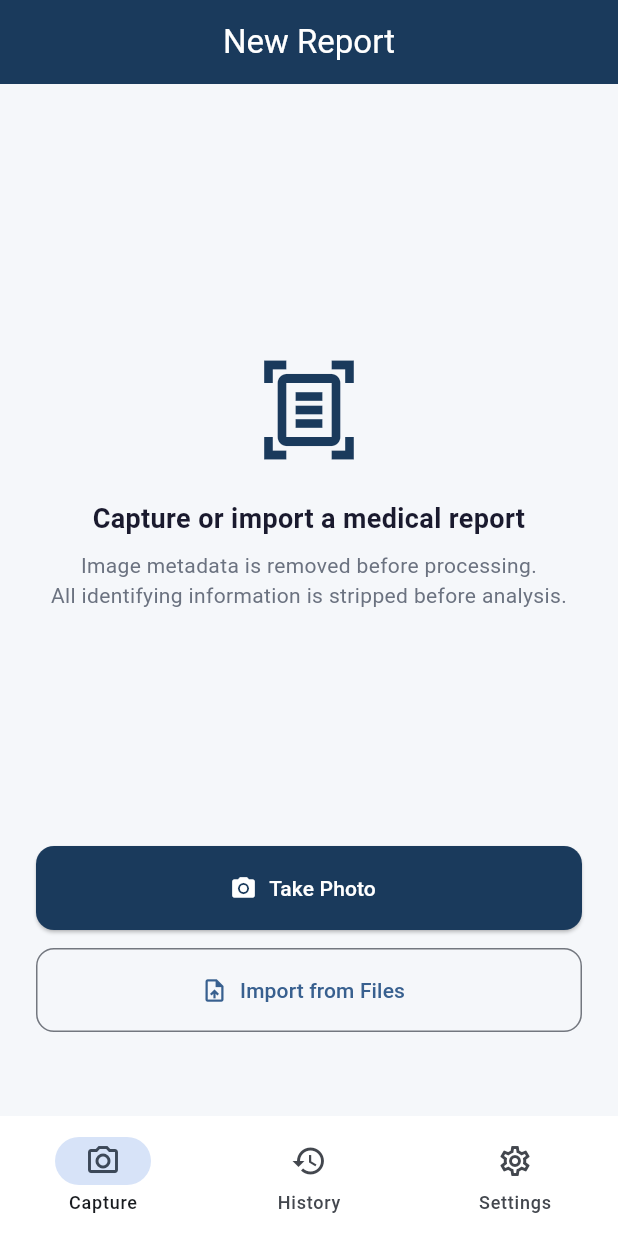
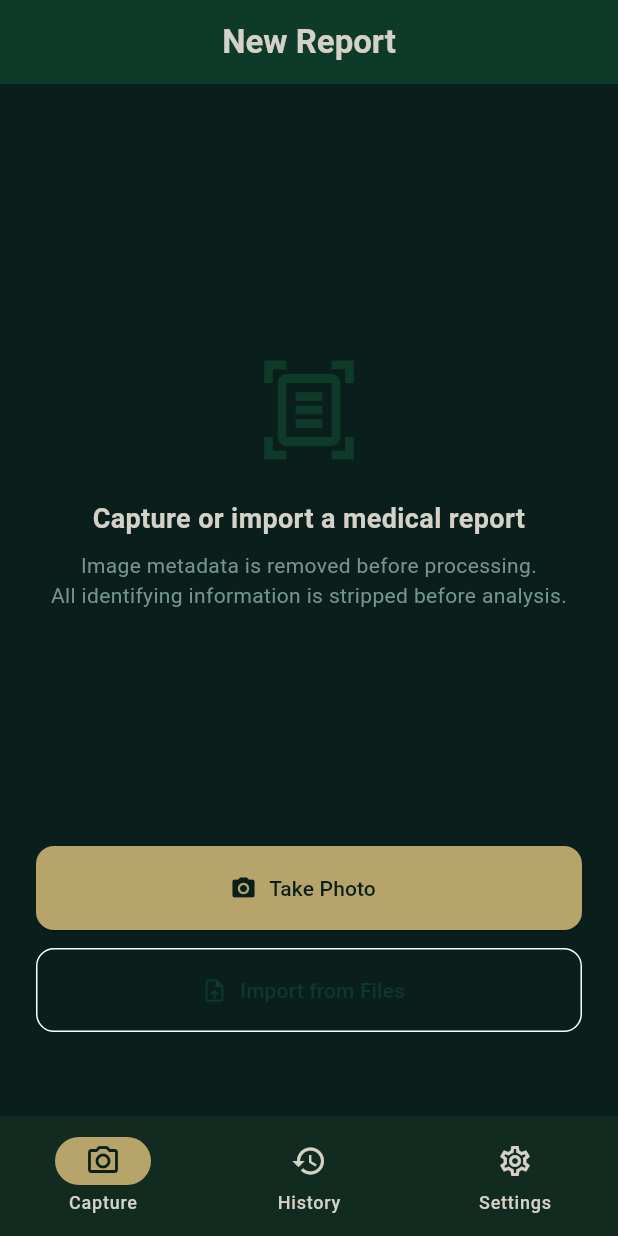
Before and after one commit to renthemighty/resolara, a Flutter app: the CaptureScreen screen opened by its route, on a phone screen of 412 x 824 dp. Run offline on Flutter 3.47's test engine with Material 3 defaults, Android fonts, the phone set to English and light mode, and no system bars; our stand-ins replace dio, file_picker, flutter_riverpod, flutter_secure_storage, go_router, image_picker; accounts and stored records are empty.

Commit message:
Update theme to dark palette — deep emerald, forest teal, antique gold

```diff
--- a/lib/app/theme/app_theme.dart
+++ b/lib/app/theme/app_theme.dart
@@ -3,34 +3,42 @@ import 'package:flutter/material.dart';
 class AppTheme {
   AppTheme._();
 
-  static const Color primary = Color(0xFF1A3A5C);
-  static const Color primaryLight = Color(0xFF2A5480);
-  static const Color accent = Color(0xFF4A90D9);
-  static const Color background = Color(0xFFF5F7FA);
-  static const Color surface = Color(0xFFFFFFFF);
-  static const Color error = Color(0xFFD32F2F);
-  static const Color textPrimary = Color(0xFF1A1A2E);
-  static const Color textSecondary = Color(0xFF6B7280);
+  // Resolara brand palette
+  static const Color primary = Color(0xFF0E3A29);        // Deep Emerald
+  static const Color background = Color(0xFF0A1F1C);     // Deep Forest Teal
+  static const Color secondary = Color(0xFF73978C);      // Muted Sage
+  static const Color textPrimary = Color(0xFFD4D1C7);    // Warm Stone
+  static const Color accent = Color(0xFFB7A46B);         // Antique Gold
 
-  static ThemeData get light => ThemeData(
+  // Derived / utility
+  static const Color surface = Color(0xFF122B21);        // slightly lighter than background
+  static const Color error = Color(0xFFCF6679);          // warm error, fits dark palette
+  static const Color textSecondary = Color(0xFF73978C);  // Muted Sage
+
+  static ThemeData get dark => ThemeData(
         useMaterial3: true,
-        colorScheme: ColorScheme.fromSeed(
-          seedColor: primary,
-          brightness: Brightness.light,
+        brightness: Brightness.dark,
+        colorScheme: ColorScheme.dark(
+          primary: primary,
+          secondary: accent,
           surface: surface,
           error: error,
+          onPrimary: textPrimary,
+          onSecondary: background,
+          onSurface: textPrimary,
+          onError: textPrimary,
         ),
         scaffoldBackgroundColor: background,
         appBarTheme: const AppBarTheme(
           backgroundColor: primary,
-          foregroundColor: Colors.white,
+          foregroundColor: textPrimary,
           elevation: 0,
           centerTitle: true,
         ),
         elevatedButtonTheme: ElevatedButtonThemeData(
           style: ElevatedButton.styleFrom(
-            backgroundColor: primary,
-            foregroundColor: Colors.white,
+            backgroundColor: accent,
+            foregroundColor: background,
             minimumSize: const Size(double.infinity, 56),
             shape: RoundedRectangleBorder(
               borderRadius: BorderRadius.circular(12),
@@ -38,15 +46,33 @@ class AppTheme {
           ),
         ),
         inputDecorationTheme: InputDecorationTheme(
-          border: OutlineInputBorder(borderRadius: BorderRadius.circular(12)),
-          contentPadding:
-              const EdgeInsets.symmetric(horizontal: 16, vertical: 16),
+          filled: true,
+          fillColor: surface,
+          border: OutlineInputBorder(
+            borderRadius: BorderRadius.circular(12),
+            borderSide: const BorderSide(color: secondary),
+          ),
+          enabledBorder: OutlineInputBorder(
+            borderRadius: BorderRadius.circular(12),
+            borderSide: const BorderSide(color: secondary),
+          ),
+          labelStyle: const TextStyle(color: textSecondary),
+          contentPadding: const EdgeInsets.symmetric(horizontal: 16, vertical: 16),
         ),
         cardTheme: CardThemeData(
-          elevation: 2,
+          color: surface,
+          elevation: 0,
           shape: RoundedRectangleBorder(
             borderRadius: BorderRadius.circular(16),
+            side: const BorderSide(color: secondary, width: 0.5),
           ),
+        ),
+        textTheme: const TextTheme(
+          bodyLarge: TextStyle(color: textPrimary),
+          bodyMedium: TextStyle(color: textPrimary),
+          bodySmall: TextStyle(color: textSecondary),
+          titleLarge: TextStyle(color: textPrimary, fontWeight: FontWeight.w600),
+          titleMedium: TextStyle(color: textPrimary, fontWeight: FontWeight.w500),
         ),
       );
 }
--- a/lib/main.dart
+++ b/lib/main.dart
@@ -15,7 +15,7 @@ class Resolara extends StatelessWidget {
   Widget build(BuildContext context) {
     return MaterialApp.router(
       title: 'Resolara',
-      theme: AppTheme.light,
+      theme: AppTheme.dark,
       routerConfig: appRouter,
       debugShowCheckedModeBanner: false,
     );
```
